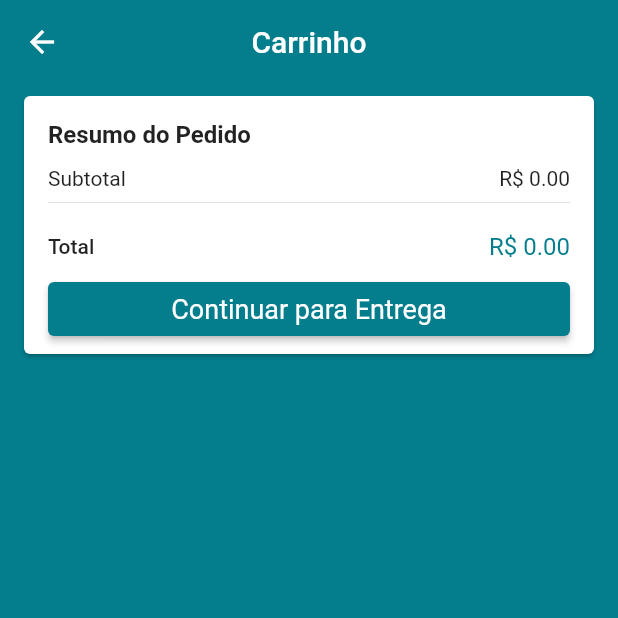
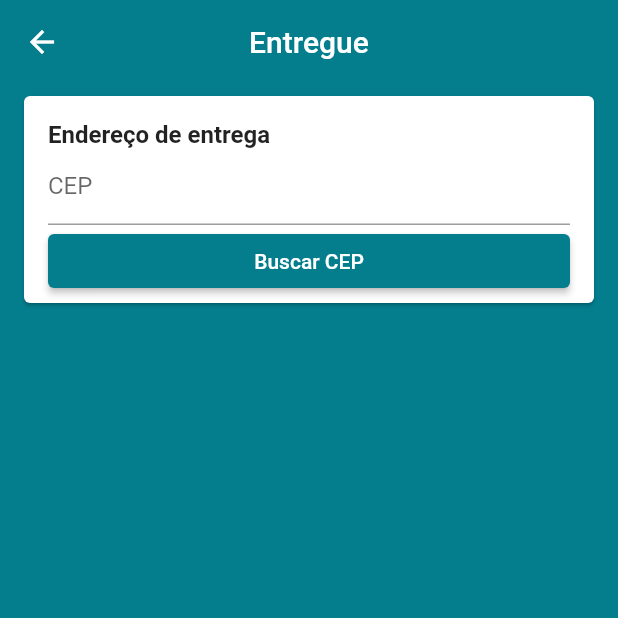
Before and after one commit to Dandy27/virtual-store, a Flutter app: the CartScreen screen opened by its route, after a tap on "Continuar para Entrega", on a phone screen of 412 x 824 dp, the top half of it. Run offline on Flutter 3.47's test engine with Material 2 defaults, Android fonts, the phone set to English and light mode, and no system bars; our stand-ins replace carousel_pro, cloud_firestore, firebase_auth, firebase_storage, image_cropper, image_picker and 2 more; missing offline and left inert: alphabet_list_scroll_view, dart:ffi; accounts and stored records are empty.

Commit message:
Obtendo o endereço pelo CEP

```diff
--- /dev/null
+++ b/virtual_store_app/lib/base/screens/address/address_screen.dart
@@ -0,0 +1,20 @@
+import 'package:flutter/material.dart';
+
+import 'components/address_card.dart';
+
+class AddressScreen extends StatelessWidget {
+  @override
+  Widget build(BuildContext context) {
+    return Scaffold(
+      appBar: AppBar(
+        title: const Text('Entregue'),
+        centerTitle: true,
+      ),
+      body: ListView(
+        children: [
+          AddressCard()
+        ],
+      ),
+    );
+  }
+}
--- /dev/null
+++ b/virtual_store_app/lib/base/screens/address/components/address_card.dart
@@ -0,0 +1,28 @@
+import 'package:flutter/material.dart';
+
+import 'cep_input_field.dart';
+
+class AddressCard extends StatelessWidget {
+  @override
+  Widget build(BuildContext context) {
+    return Card(
+      margin: const EdgeInsets.symmetric(horizontal: 16, vertical: 8),
+      child: Padding(
+        padding: const EdgeInsets.fromLTRB(16, 16, 16, 4),
+        child: Column(
+          crossAxisAlignment: CrossAxisAlignment.start,
+          children: [
+            Text(
+              'Endereço de entrega',
+              style: TextStyle(
+                fontWeight: FontWeight.w600,
+                fontSize: 16,
+              ),
+            ),
+            CepInputField()
+          ],
+        ),
+      ),
+    );
+  }
+}
--- /dev/null
+++ b/virtual_store_app/lib/base/screens/address/components/cep_input_field.dart
@@ -0,0 +1,28 @@
+import 'package:flutter/material.dart';
+import 'package:flutter/services.dart';
+
+class CepInputField extends StatelessWidget {
+  @override
+  Widget build(BuildContext context) {
+    return Column(
+      crossAxisAlignment: CrossAxisAlignment.stretch,
+      children: [
+        TextFormField(
+      decoration: const InputDecoration(
+        isDense: true,
+        labelText: 'CEP',
+        hintText: '12.345-678'
+      ),
+          inputFormatters: [
+            FilteringTextInputFormatter.digitsOnly,
+          ],
+          keyboardType: TextInputType.number,
+        ),
+        ElevatedButton(
+          style: ElevatedButton.styleFrom(primary: Theme.of(context).primaryColor),
+            onPressed: (){},
+            child: Text('Buscar CEP'))
+      ],
+    );
+  }
+}
--- a/virtual_store_app/lib/base/screens/cart/cart_screen.dart
+++ b/virtual_store_app/lib/base/screens/cart/cart_screen.dart
@@ -23,7 +23,9 @@ class CartScreen extends StatelessWidget {
             ),
             PriceCard(
               buttonText: 'Continuar para Entrega',
-              onPressed: cartManager.isCartValid ? () {} : null,
+              onPressed: cartManager.isCartValid ? () {
+Navigator.of(context).pushNamed('/address');
+              } : null,
             ),
           ],
         );
--- a/virtual_store_app/lib/main.dart
+++ b/virtual_store_app/lib/main.dart
@@ -7,6 +7,7 @@ import 'package:virtual_store_app/models/home_manager.dart';
 import 'package:virtual_store_app/models/product.dart';
 import 'package:virtual_store_app/models/product_manager.dart';
 import 'package:virtual_store_app/models/user_manager.dart';
+import 'base/screens/address/address_screen.dart';
 import 'base/screens/base_screen.dart';
 import 'base/screens/cart/cart_screen.dart';
 import 'base/screens/edit_product/edit_product_screen.dart';
@@ -71,6 +72,10 @@ class MyApp extends StatelessWidget {
               return MaterialPageRoute(
                   builder: (_) => CartScreen(),
                   settings: settings);
+            case '/address':
+              return MaterialPageRoute(
+                  builder: (_) => AddressScreen(),
+                  settings: settings);
             case '/edit_product':
               return MaterialPageRoute(builder: (_) => EditProductScreen(
                 settings.arguments as Product
```
